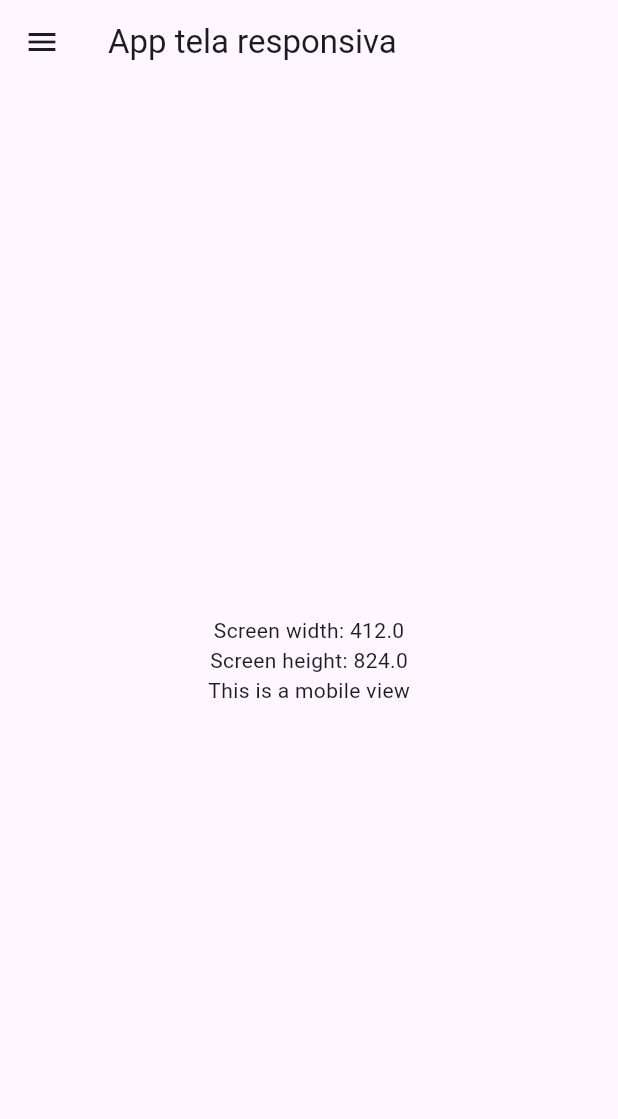
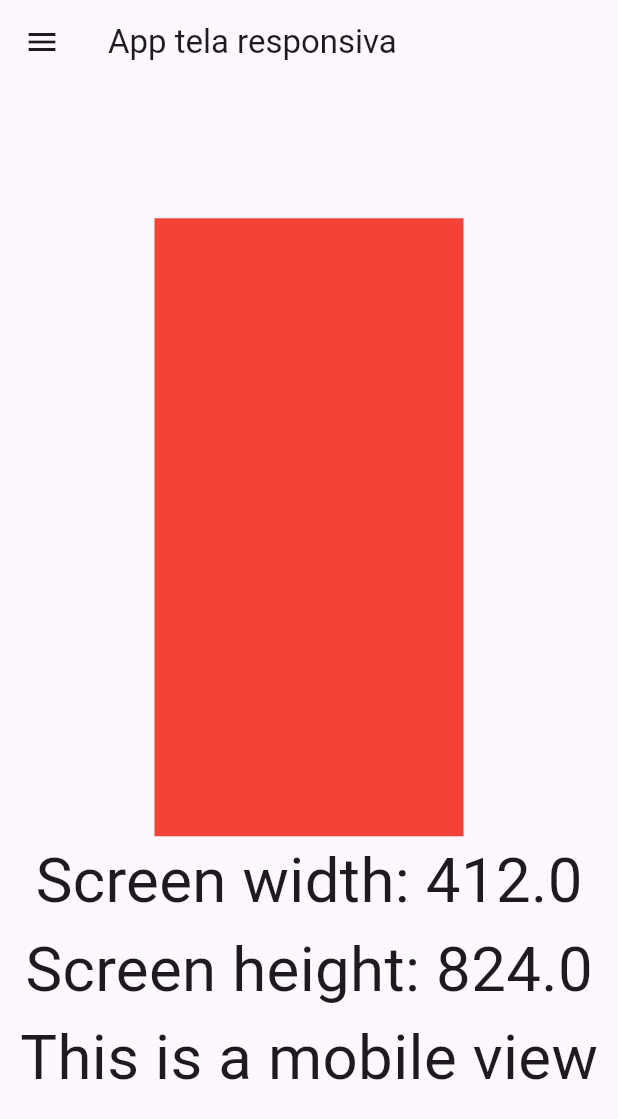
Before and after one commit to danielvieira95/DESM3, a Flutter app: the screen it shows after launch, on a phone screen of 412 x 824 dp. Shown: the top 1119 px of the screen. Run offline on Flutter 3.47's test engine with Material 3 defaults, Android fonts, the phone set to English and light mode, and no system bars.

Commit message:
exemplo app responsivo

```diff
--- a/Turma_B/Aula02/app_aula2_app03/lib/main.dart
+++ b/Turma_B/Aula02/app_aula2_app03/lib/main.dart
@@ -40,10 +40,10 @@ class Telaresponsive extends StatelessWidget {
                     child: Text('Menu'),
                   ),
                   ListTile(
-                    title: Text('Item 1'),
+                    title: Text('Tela 1'),
                   ),
                   ListTile(
-                    title: Text('Item 2'),
+                    title: Text('Tela 2'),
                   ),
                 ],
               ),
@@ -74,11 +74,12 @@ class Telaresponsive extends StatelessWidget {
               child: Column(
                 mainAxisAlignment: MainAxisAlignment.center,
                 children: [
-                  Text('Screen width: $screen_width'),
-                  Text('Screen height: $screen_height'),
-                  if (isMobile) Text('This is a mobile view'),
-                  if (isTablet) Text('This is a tablet view'),
-                  if (isDesktop) Text('This is a desktop view'),
+                  Container(color: Colors.red,height: screen_height*0.5,width: screen_width*0.5,),
+                  Text('Screen width: $screen_width',style: TextStyle(fontSize: screen_width*0.1),),
+                  Text('Screen height: $screen_height',style: TextStyle(fontSize: screen_width*0.1)),
+                  if (isMobile) Text('This is a mobile view',style: TextStyle(fontSize: screen_width*0.1)),
+                  if (isTablet) Text('This is a tablet view',style: TextStyle(fontSize: screen_width*0.02)),
+                  if (isDesktop) Text('This is a desktop view',),
                 ],
               ),
             ),
```
